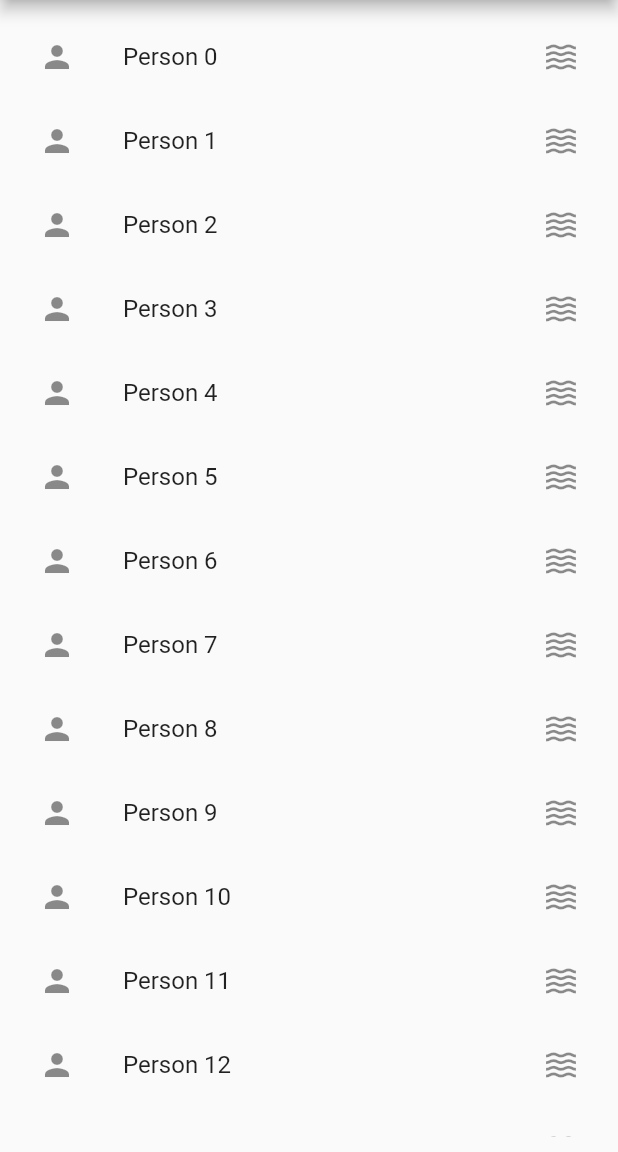
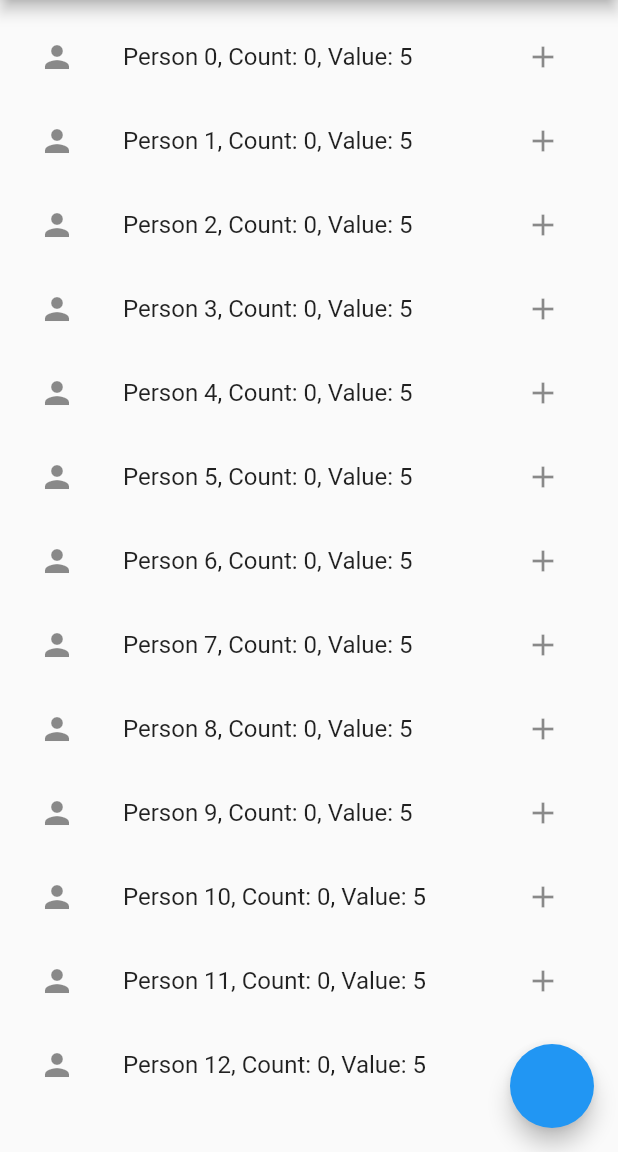
Before and after one commit to Amal4m41/Flutter-Dev-Reference, a Flutter app: the MyHomePage screen opened directly, on a phone screen of 412 x 824 dp, the part 84-1236 px from its top. Run offline on Flutter 3.47's test engine with Material 2 defaults, Android fonts, the phone set to English and light mode, and no system bars; our stand-ins replace audioplayers, cloud_firestore, date_format, firebase_core, flutter_spinkit, font_awesome_flutter and 2 more; accounts and stored records are empty.

```diff
--- a/responsive_layout_basic_demo/lib/main.dart
+++ b/responsive_layout_basic_demo/lib/main.dart
@@ -18,7 +18,7 @@ class MyApp extends StatelessWidget {
       theme: ThemeData(
         primarySwatch: Colors.blue,
       ),
-      home: const HomeScreen(),
+      home: const MyHomePage(),
     );
   }
 }
--- a/responsive_layout_basic_demo/lib/my_home_page.dart
+++ b/responsive_layout_basic_demo/lib/my_home_page.dart
@@ -2,8 +2,15 @@ import 'package:flutter/material.dart';
 
 //Comparing MediaQuery and LayoutBuilder.
 
-class MyHomePage extends StatelessWidget {
+class MyHomePage extends StatefulWidget {
   const MyHomePage({Key? key}) : super(key: key);
+
+  @override
+  State<MyHomePage> createState() => _MyHomePageState();
+}
+
+class _MyHomePageState extends State<MyHomePage> {
+  int value = 0;
 
   @override
   Widget build(BuildContext context) {
@@ -32,26 +39,43 @@ class MyHomePage extends StatelessWidget {
           } else if (width > 700) {
             return const GridData(5);
           }
-            return ListData();
+          return const ListData(5);
         }),
-        ));
+      ),
+      floatingActionButton: FloatingActionButton(onPressed: () {
+        setState(() {
+          value++;
+        });
+      }),
+    );
   }
 }
 
-class ListData extends StatelessWidget {
-  const ListData({
-    Key? key,
-  }) : super(key: key);
+class ListData extends StatefulWidget {
+  final int value;
+  const ListData(this.value);
+
+  @override
+  State<ListData> createState() => _ListDataState();
+}
+
+class _ListDataState extends State<ListData> {
+  int counter = 0;
 
   @override
   Widget build(BuildContext context) {
+    print('LIST DATA BUILD');
     return ListView.builder(
       itemCount: 20,
       itemBuilder: (context, index) {
         return ListTile(
-          title: Text('Person $index'),
+          title: Text('Person $index, Count: $counter, Value: ${widget.value}'),
           leading: Icon(Icons.person),
-          trailing: Icon(Icons.waves),
+          trailing: IconButton(
+              onPressed: () => setState(() {
+                    counter++;
+                  }),
+              icon: Icon(Icons.add)),
         );
       },
     );
```
Also changed, not shown: responsive_layout_basic_demo/lib/constants_demo.dart (added, +22 -0 lines). Lines whose indentation alone changed are shown as unchanged.
